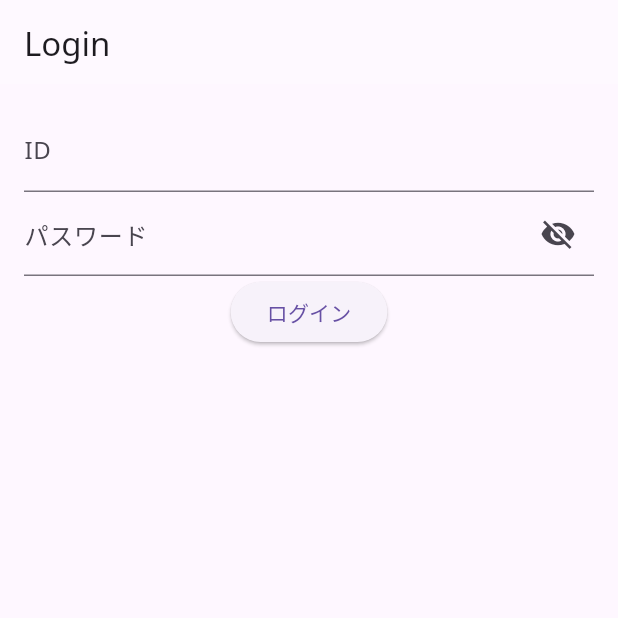
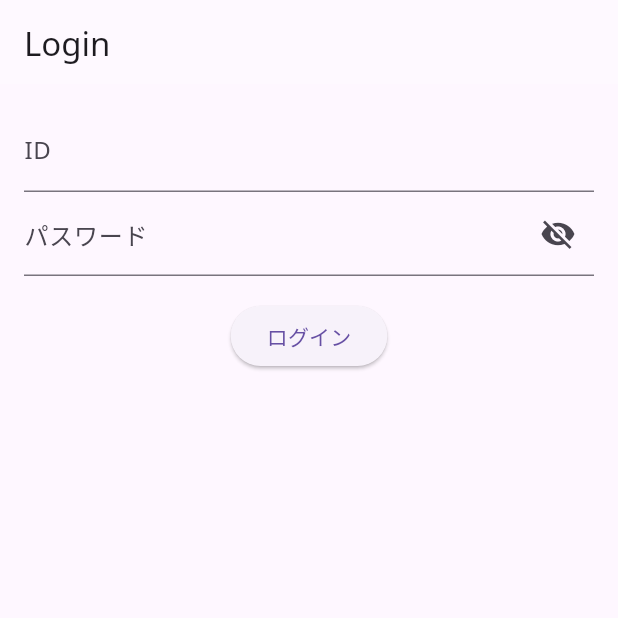
Before and after one commit to suzuhiki/yarujun-todo, a Flutter app: the screen it shows after launch, on a phone screen of 412 x 824 dp, the top half of it. Run offline on Flutter 3.47's test engine with Material 3 defaults, Android fonts, the phone set to English and light mode, and no system bars; our stand-ins replace flutter_slidable, google_fonts.

Commit message:
漢字のフォントなど修正

```diff
--- a/frontend/lib/main.dart
+++ b/frontend/lib/main.dart
@@ -1,8 +1,7 @@
 import 'package:flutter/material.dart';
 import 'package:frontend/screens/home_screens.dart';
-import 'package:frontend/screens/login_screen.dart';
-import 'package:frontend/screens/tasks_screen.dart';
 import 'package:google_fonts/google_fonts.dart';
+import 'package:flutter_localizations/flutter_localizations.dart';
 
 void main() {
   runApp(const MainApp());
@@ -26,6 +25,14 @@ class MainApp extends StatelessWidget {
         child: SafeArea(child: HomeScreens()),
         color: Colors.white,
       ),
+      localizationsDelegates: const [
+        GlobalMaterialLocalizations.delegate,
+        GlobalWidgetsLocalizations.delegate,
+        GlobalCupertinoLocalizations.delegate,
+      ],
+      supportedLocales: const [
+        Locale("ja", "JP"),
+      ],
     );
   }
 }
--- a/frontend/lib/screens/login_screen.dart
+++ b/frontend/lib/screens/login_screen.dart
@@ -85,6 +85,7 @@ class _LoginScreenState extends State<LoginScreen> {
                         onSaved: (value) {
                           _password = value!;
                         }),
+                    const SizedBox(height: 16),
                     Center(
                       child: ElevatedButton(
                         onPressed: () {
@@ -114,6 +115,7 @@ class _LoginScreenState extends State<LoginScreen> {
     );
   }
 
+  // ログイン処理 -> jwtトークンを取得
   Future<String> login(String id, String password) async {
     final body = jsonEncode(<String, String>{
       'name': id,
--- a/frontend/lib/screens/yarujun_screen.dart
+++ b/frontend/lib/screens/yarujun_screen.dart
@@ -82,6 +82,9 @@ class _YarujunScreenState extends State<YarujunScreen> {
                 itemCount: data.body.length,
                 itemBuilder: (context, index) {
                   return Container(
+                    color: data.body[index].done
+                        ? Colors.grey[300]
+                        : Colors.transparent,
                     key: Key(data.body[index].id.toString()),
                     child: ListTile(
                       title: Text(data.body[index].title),
--- a/frontend/pubspec.yaml
+++ b/frontend/pubspec.yaml
@@ -38,6 +38,7 @@ dependencies:
   http: ^1.2.2
   google_fonts: ^6.2.1
   flutter_slidable: ^3.1.1
+  flutter_localization: ^0.2.2
 
 dev_dependencies:
   flutter_test:
```
Also changed, not shown: frontend/lib/screens/tasks_screen.dart (+9 -12 lines), frontend/pubspec.lock, 6 other files.
